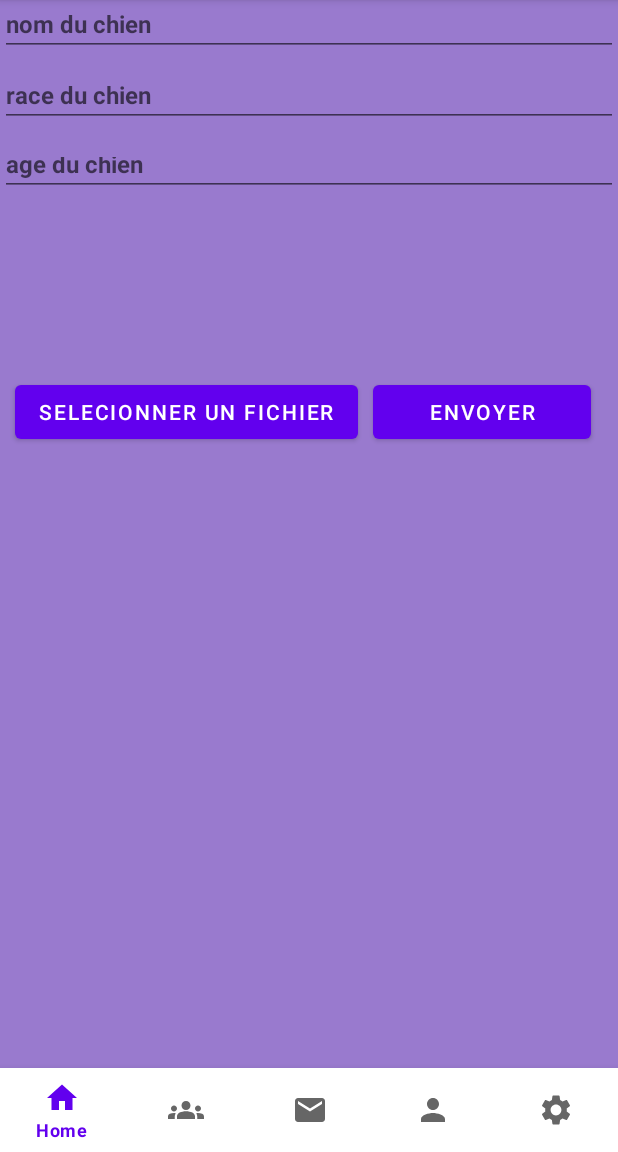
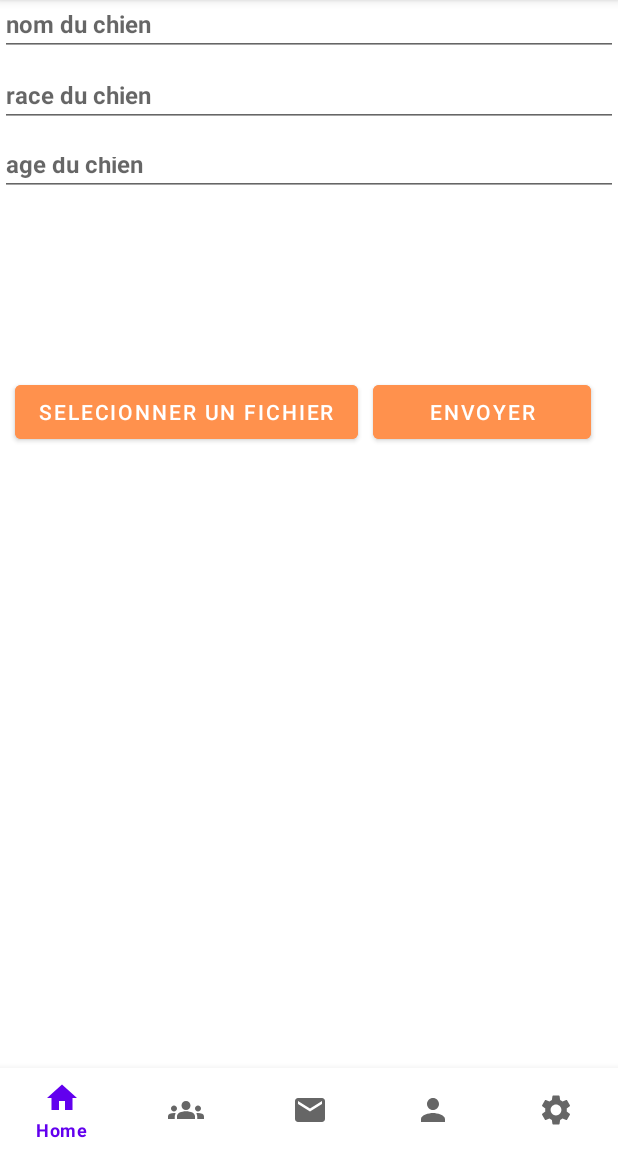
Before and after one commit to NIS4IL-PROJETS5/DogGoAndroid, an Android app: the CandidatureFormFragment screen opened through its navigation route, on a phone screen of 412 x 824 dp, the part 84-1236 px from its top. Run offline under Robolectric (Android 15) with nearby library versions, the phone set to English and light mode, and no system bars; our stand-ins replace navigation-ui; pictures from the network do not load; 1 statement that could not run was skipped.

Commit message:
update candidature

```diff
--- a/app/src/main/res/layout/fragment_candidature_form.xml
+++ b/app/src/main/res/layout/fragment_candidature_form.xml
@@ -4,8 +4,8 @@
     xmlns:tools="http://schemas.android.com/tools"
     android:layout_width="match_parent"
     android:layout_height="match_parent"
+    android:background="#FFFFFF"
     android:gravity="center"
-    android:background="#AB673AB7"
     android:orientation="vertical"
     tools:context=".Views.CandidatureFormFragment">
 
@@ -58,8 +58,7 @@
         android:layout_width="match_parent"
         android:layout_height="match_parent"
         android:layout_weight="0"
-        android:orientation="horizontal"
-        >
+        android:orientation="horizontal">
 
         <Button
             android:id="@+id/button_select_file"
@@ -68,6 +67,7 @@
             android:layout_marginLeft="10dp"
             android:layout_marginTop="20dp"
             android:layout_marginRight="10dp"
+            android:backgroundTint="#ff914d"
             android:text="selecionner un fichier"
             android:textColor="@color/white" />
 
@@ -77,6 +77,7 @@
             android:layout_width="145dp"
             android:layout_height="wrap_content"
             android:layout_marginTop="20dp"
+            android:backgroundTint="#ff914d"
             android:text="Envoyer"
             android:textColor="@color/white" />
 
```
